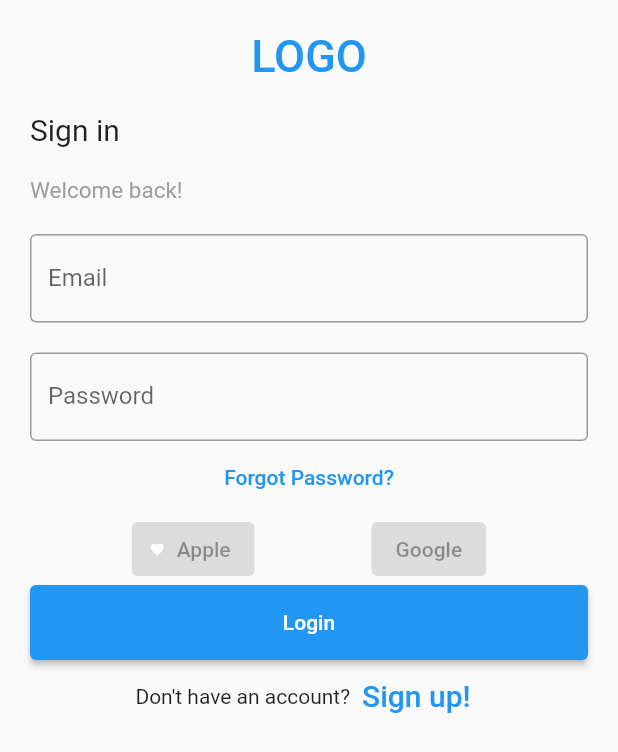
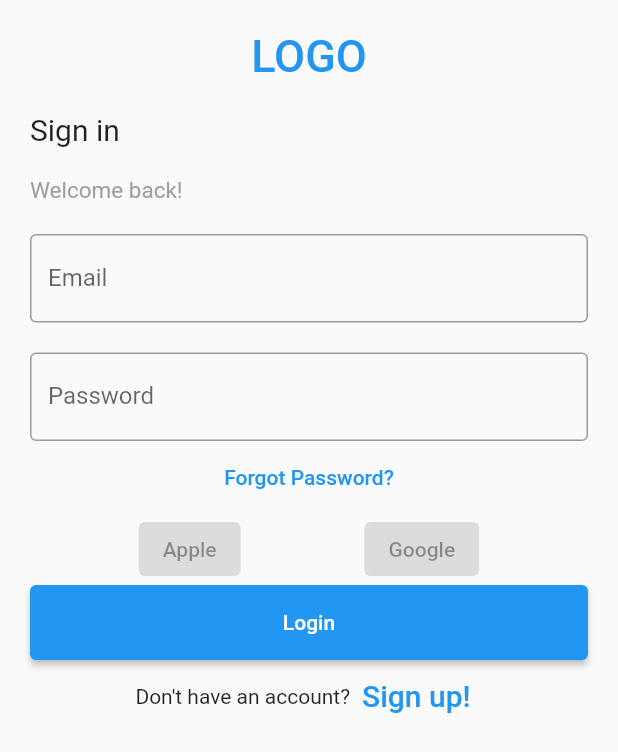
Before and after one commit to JonesParEnvorso/envorsocarcharger, a Flutter app: the screen it shows after launch, on a phone screen of 412 x 824 dp. Shown: the top 752 px of the screen. Run offline on Flutter 3.47's test engine with Material 2 defaults, Android fonts, the phone set to English and light mode, and no system bars; our stand-ins replace avatar_glow, cloud_firestore, firebase_core, google_maps_flutter, speech_to_text; missing offline and left inert: highlight_text; accounts and stored records are empty.

Commit message:
Moved assets around and changed firstLaunch.dart

```diff
--- a/envorso_charging_app/lib/firstlaunch.dart
+++ b/envorso_charging_app/lib/firstlaunch.dart
@@ -98,25 +98,19 @@ class _FirstLaunch extends State<FirstLaunch> {
                   ),
                 ),
                 Row(
-                    mainAxisAlignment: MainAxisAlignment.spaceEvenly,
-                    children: <Widget>[
-                      ElevatedButton.icon(
+                  mainAxisAlignment: MainAxisAlignment.spaceEvenly,
+                    children:<Widget>[
+                      ElevatedButton(
                         onPressed: null,
-                        icon: Icon(
-                          Icons.favorite,
-                          color: Colors.white,
-                          size: 10,
-                        ),
-                        label: Text('Apple'),
-                        style: ElevatedButton.styleFrom(
-                          primary: Colors.black,
-                        ),
+                        child: const Text('Apple'),
+
                       ),
                       ElevatedButton(
                         onPressed: null,
                         child: const Text('Google'),
                       )
-                    ]),
+                    ]
+                ),
                 Container(
                     height: 50,
                     padding: const EdgeInsets.fromLTRB(10, 0, 10, 0),
```
Also changed, not shown: envorso_charging_app/assets/images/Envorso-Icon.jpg (renamed from envorso_charging_app/Graphic Resources/Envorso-Icon.jpg), envorso_charging_app/assets/images/Transparent-Envorso-Logo.png (renamed from envorso_charging_app/Graphic Resources/Transparent-Envorso-Logo.png), envorso_charging_app/assets/images/apple-logo-white-clip-art-heart-plant-fruit-food-transparent-png-1642505.png (added), envorso_charging_app/assets/images/kisspng-electric-vehicle-chademo-battery-charger-combined-cabos-de-carregamento-e-conetores-para-veculos-e-5d3b525cd32b74.811293251564168796865.png (renamed from envorso_charging_app/Graphic Resources/kisspng-electric-vehicle-chademo-battery-charger-combined-cabos-de-carregamento-e-conetores-para-veculos-e-5d3b525cd32b74.811293251564168796865.png).
